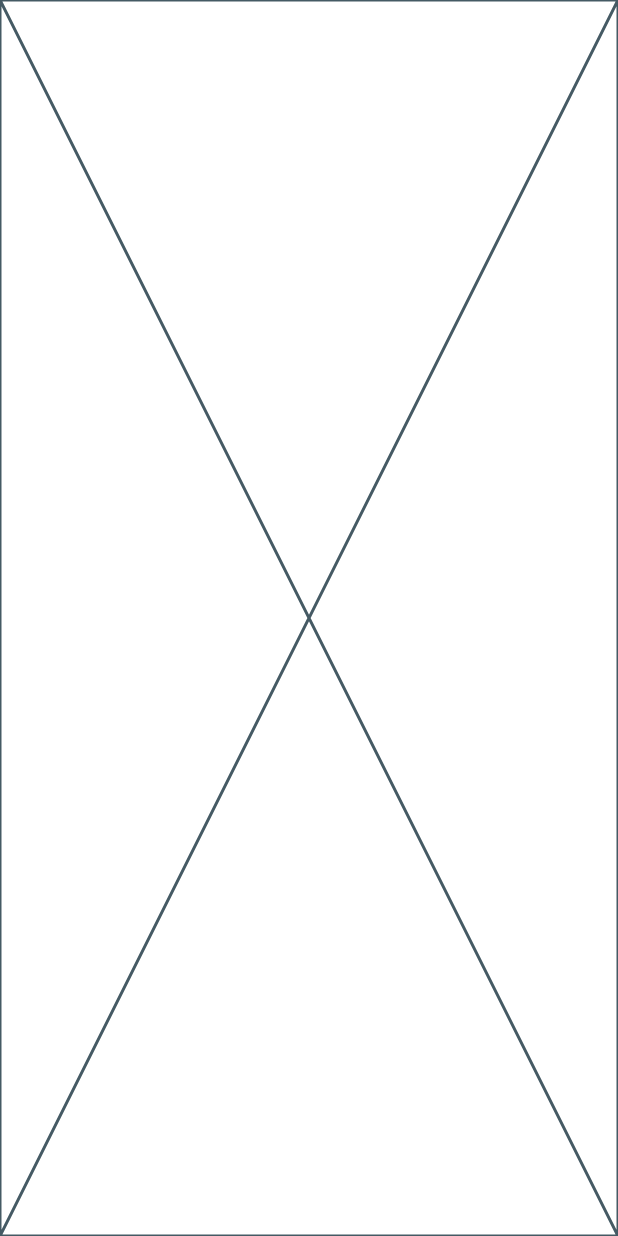
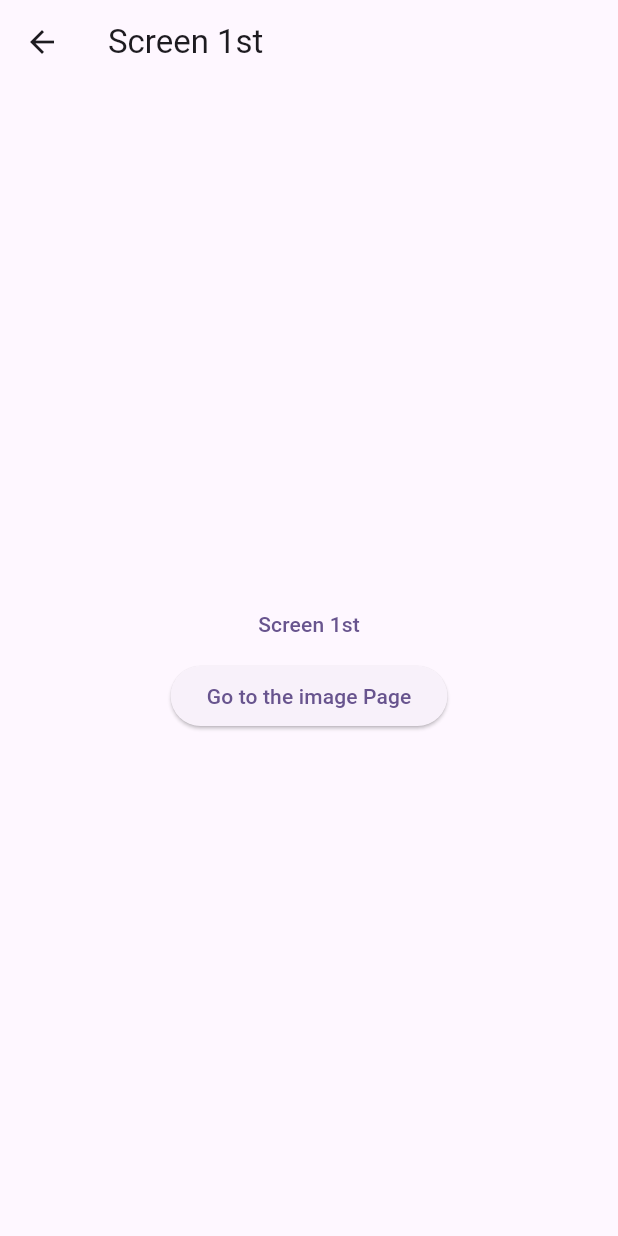
Before and after one commit to BJKIM020814/Bootcamp_1, a Flutter app: the screen it shows after launch, after a tap on "Go to the Screen #1", on a phone screen of 412 x 824 dp. Run offline on Flutter 3.47's test engine with Material 3 defaults, Android fonts, the phone set to English and light mode, and no system bars.

Commit message:
first-page update

```diff
--- a/lib/view/first_page.dart
+++ b/lib/view/first_page.dart
@@ -5,6 +5,28 @@ class FirstPage extends StatelessWidget {
 
   @override
   Widget build(BuildContext context) {
-    return const Placeholder();
+    return Scaffold(
+      appBar: AppBar(
+        title: Text('Screen 1st')
+      ),
+      body: Center(
+        child: Column(
+          mainAxisAlignment: MainAxisAlignment.center,
+          children: [
+            TextButton(
+              onPressed: (){
+              Navigator.pop(context);
+              },
+               child: Text('Screen 1st'),),
+            ElevatedButton(
+              onPressed: (){
+              Navigator.pushNamed(context,'/1-1st');
+              },
+             child: Text('Go to the image Page'),
+             ),
+          ],
+        ),
+      ),
+    );
   }
 }
```
